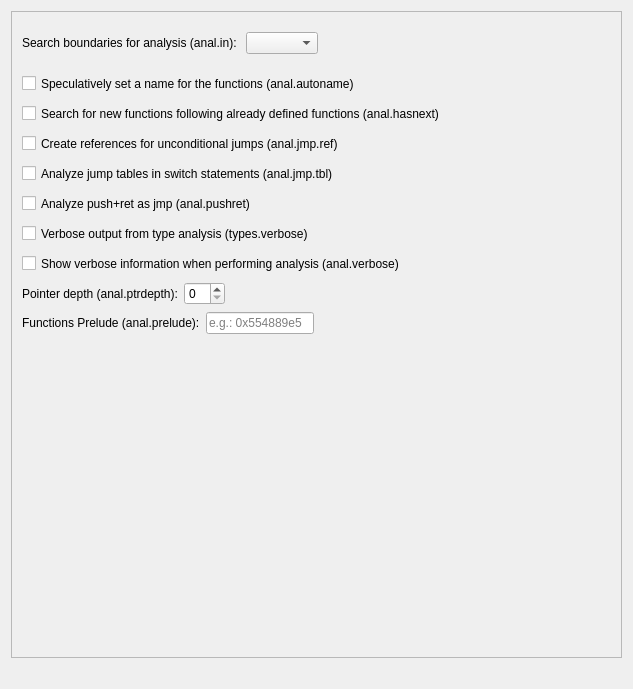
Above: src/dialogs/preferences/AnalOptionsWidget.ui from radareorg/iaito before the change. Below: the same form after it.
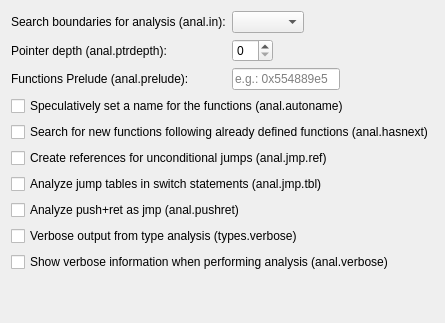
That is the form after the change.

Commit message: Improve preferences window layout

```diff
--- a/src/dialogs/preferences/AnalOptionsWidget.ui
+++ b/src/dialogs/preferences/AnalOptionsWidget.ui
@@ -2,14 +2,6 @@
 <ui version="4.0">
  <class>AnalOptionsWidget</class>
  <widget class="QWidget" name="AnalOptionsWidget">
-  <property name="geometry">
-   <rect>
-    <x>0</x>
-    <y>0</y>
-    <width>633</width>
-    <height>689</height>
-   </rect>
-  </property>
   <property name="sizePolicy">
    <sizepolicy hsizetype="Preferred" vsizetype="Preferred">
     <horstretch>0</horstretch>
@@ -19,184 +11,30 @@
   <property name="windowTitle">
    <string>Analysis</string>
   </property>
-  <layout class="QVBoxLayout" name="verticalLayout" stretch="0,0,0">
+  <layout class="QVBoxLayout" name="verticalLayout">
    <item>
-    <layout class="QVBoxLayout" name="verticalLayout_2">
-     <item>
-      <widget class="QScrollArea" name="scrollArea">
-       <property name="sizePolicy">
-        <sizepolicy hsizetype="Expanding" vsizetype="Expanding">
-         <horstretch>0</horstretch>
-         <verstretch>0</verstretch>
-        </sizepolicy>
-       </property>
-       <property name="widgetResizable">
-        <bool>true</bool>
-       </property>
-       <widget class="QWidget" name="scrollAreaWidgetContents">
-        <property name="geometry">
-         <rect>
-          <x>0</x>
-          <y>0</y>
-          <width>611</width>
-          <height>610</height>
-         </rect>
-        </property>
-        <widget class="QCheckBox" name="verboseCheckBox">
-         <property name="geometry">
-          <rect>
-           <x>10</x>
-           <y>240</y>
-           <width>601</width>
-           <height>23</height>
-          </rect>
-         </property>
-         <property name="text">
-          <string>Show verbose information when performing analysis (anal.verbose)</string>
-         </property>
-        </widget>
-        <widget class="QCheckBox" name="pushRetCheckBox">
-         <property name="geometry">
-          <rect>
-           <x>10</x>
-           <y>180</y>
-           <width>601</width>
-           <height>23</height>
-          </rect>
-         </property>
-         <property name="text">
-          <string>Analyze push+ret as jmp (anal.pushret)</string>
-         </property>
-        </widget>
-        <widget class="QCheckBox" name="typesVerboseCheckBox">
-         <property name="geometry">
-          <rect>
-           <x>10</x>
-           <y>210</y>
-           <width>601</width>
-           <height>23</height>
-          </rect>
-         </property>
-         <property name="text">
-          <string>Verbose output from type analysis (types.verbose)</string>
-         </property>
-        </widget>
-        <widget class="QCheckBox" name="autonameCheckbox">
-         <property name="geometry">
-          <rect>
-           <x>10</x>
-           <y>60</y>
-           <width>601</width>
-           <height>23</height>
-          </rect>
-         </property>
-         <property name="text">
-          <string>Speculatively set a name for the functions (anal.autoname)</string>
-         </property>
-        </widget>
-        <widget class="QCheckBox" name="hasnextCheckbox">
-         <property name="geometry">
-          <rect>
-           <x>10</x>
-           <y>90</y>
-           <width>601</width>
-           <height>23</height>
-          </rect>
-         </property>
-         <property name="text">
-          <string>Search for new functions following already defined functions (anal.hasnext)</string>
-         </property>
-        </widget>
-        <widget class="QCheckBox" name="jmpRefCheckbox">
-         <property name="geometry">
-          <rect>
-           <x>10</x>
-           <y>120</y>
-           <width>601</width>
-           <height>23</height>
-          </rect>
-         </property>
-         <property name="text">
-          <string>Create references for unconditional jumps (anal.jmp.ref)</string>
-         </property>
-        </widget>
-        <widget class="QCheckBox" name="jmpTblCheckbox">
-         <property name="geometry">
-          <rect>
-           <x>10</x>
-           <y>150</y>
-           <width>601</width>
-           <height>23</height>
-          </rect>
-         </property>
-         <property name="text">
-          <string>Analyze jump tables in switch statements (anal.jmp.tbl)</string>
-         </property>
-        </widget>
-        <widget class="QWidget" name="verticalLayoutWidget">
-         <property name="geometry">
-          <rect>
-           <x>10</x>
-           <y>20</y>
-           <width>581</width>
-           <height>27</height>
-          </rect>
-         </property>
          <layout class="QFormLayout" name="formLayout">
           <property name="fieldGrowthPolicy">
            <enum>QFormLayout::ExpandingFieldsGrow</enum>
           </property>
           <item row="0" column="0">
            <widget class="QLabel" name="analInLabel">
-            <property name="enabled">
-             <bool>true</bool>
-            </property>
-            <property name="minimumSize">
-             <size>
-              <width>0</width>
-              <height>0</height>
-             </size>
-            </property>
             <property name="text">
-             <string>Search boundaries for analysis (anal.in): </string>
+        <string>Search boundaries for analysis (anal.in):</string>
             </property>
            </widget>
           </item>
           <item row="0" column="1">
            <widget class="QComboBox" name="analInComboBox"/>
           </item>
-         </layout>
-        </widget>
-        <widget class="QWidget" name="verticalLayoutWidget_2">
-         <property name="geometry">
-          <rect>
-           <x>10</x>
-           <y>270</y>
-           <width>581</width>
-           <height>28</height>
-          </rect>
-         </property>
-         <layout class="QFormLayout" name="formLayout_2">
-          <property name="fieldGrowthPolicy">
-           <enum>QFormLayout::ExpandingFieldsGrow</enum>
-          </property>
-          <item row="0" column="0">
+     <item row="1" column="0">
            <widget class="QLabel" name="ptrDepthLabel">
-            <property name="enabled">
-             <bool>true</bool>
-            </property>
-            <property name="minimumSize">
-             <size>
-              <width>0</width>
-              <height>0</height>
-             </size>
-            </property>
             <property name="text">
              <string>Pointer depth (anal.ptrdepth):</string>
             </property>
            </widget>
           </item>
-          <item row="0" column="1">
+     <item row="1" column="1">
            <widget class="QSpinBox" name="ptrDepthSpinBox">
             <property name="minimum">
              <number>0</number>
@@ -206,38 +44,14 @@
             </property>
            </widget>
           </item>
-         </layout>
-        </widget>
-        <widget class="QWidget" name="verticalLayoutWidget_3">
-         <property name="geometry">
-          <rect>
-           <x>10</x>
-           <y>300</y>
-           <width>581</width>
-           <height>28</height>
-          </rect>
-         </property>
-         <layout class="QFormLayout" name="formLayout_3">
-          <property name="fieldGrowthPolicy">
-           <enum>QFormLayout::ExpandingFieldsGrow</enum>
-          </property>
-          <item row="0" column="0">
+     <item row="2" column="0">
            <widget class="QLabel" name="preludeLabel">
-            <property name="enabled">
-             <bool>true</bool>
-            </property>
-            <property name="minimumSize">
-             <size>
-              <width>0</width>
-              <height>0</height>
-             </size>
-            </property>
             <property name="text">
              <string>Functions Prelude (anal.prelude):</string>
             </property>
            </widget>
           </item>
-          <item row="0" column="1">
+     <item row="2" column="1">
            <widget class="QLineEdit" name="preludeLineEdit">
             <property name="sizePolicy">
              <sizepolicy hsizetype="Preferred" vsizetype="Fixed">
@@ -251,39 +65,65 @@
            </widget>
           </item>
          </layout>
-        </widget>
-       </widget>
-      </widget>
-     </item>
-    </layout>
+   </item>
+   <item alignment="Qt::AlignLeft">
+    <widget class="QCheckBox" name="autonameCheckbox">
+     <property name="text">
+      <string>Speculatively set a name for the functions (anal.autoname)</string>
+     </property>
+    </widget>
+   </item>
+   <item alignment="Qt::AlignLeft">
+    <widget class="QCheckBox" name="hasnextCheckbox">
+     <property name="text">
+      <string>Search for new functions following already defined functions (anal.hasnext)</string>
+     </property>
+    </widget>
+   </item>
+   <item alignment="Qt::AlignLeft">
+    <widget class="QCheckBox" name="jmpRefCheckbox">
+     <property name="text">
+      <string>Create references for unconditional jumps (anal.jmp.ref)</string>
+     </property>
+    </widget>
+   </item>
+   <item alignment="Qt::AlignLeft">
+    <widget class="QCheckBox" name="jmpTblCheckbox">
+     <property name="text">
+      <string>Analyze jump tables in switch statements (anal.jmp.tbl)</string>
+     </property>
+    </widget>
    </item>
-   <!--
-   <item alignment="Qt::AlignRight">
-    <widget class="QPushButton" name="analyzePushButton">
-     <property name="sizePolicy">
-      <sizepolicy hsizetype="Fixed" vsizetype="Fixed">
-       <horstretch>0</horstretch>
-       <verstretch>0</verstretch>
-      </sizepolicy>
+   <item alignment="Qt::AlignLeft">
+    <widget class="QCheckBox" name="pushRetCheckBox">
+     <property name="text">
+      <string>Analyze push+ret as jmp (anal.pushret)</string>
      </property>
+    </widget>
+   </item>
+   <item alignment="Qt::AlignLeft">
+    <widget class="QCheckBox" name="typesVerboseCheckBox">
      <property name="text">
-      <string>Analyze program</string>
+      <string>Verbose output from type analysis (types.verbose)</string>
      </property>
     </widget>
    </item>
-   -->
+   <item alignment="Qt::AlignLeft">
+    <widget class="QCheckBox" name="verboseCheckBox">
+     <property name="text">
+      <string>Show verbose information when performing analysis (anal.verbose)</string>
+     </property>
+    </widget>
+   </item>
    <item>
     <spacer name="verticalSpacer">
      <property name="orientation">
       <enum>Qt::Vertical</enum>
      </property>
-     <property name="sizeType">
-      <enum>QSizePolicy::Fixed</enum>
-     </property>
      <property name="sizeHint" stdset="0">
       <size>
        <width>20</width>
-       <height>20</height>
+       <height>40</height>
       </size>
      </property>
     </spacer>
```
Lines whose indentation alone changed are shown as unchanged. The commit also changes 13 other files.
